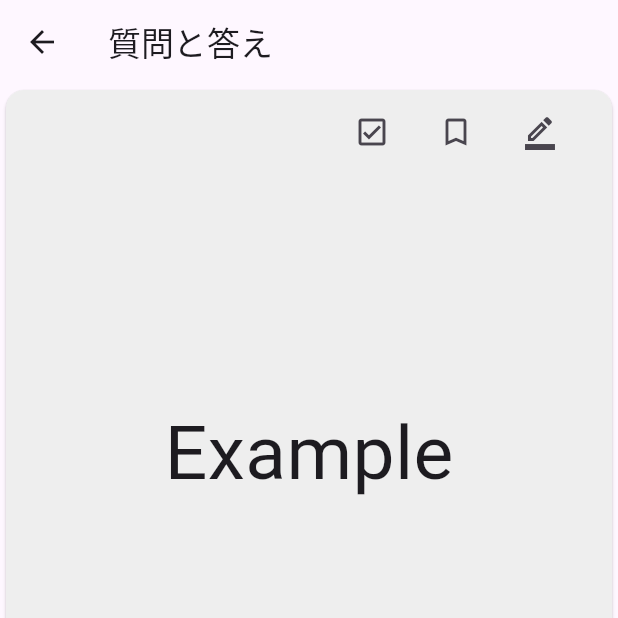
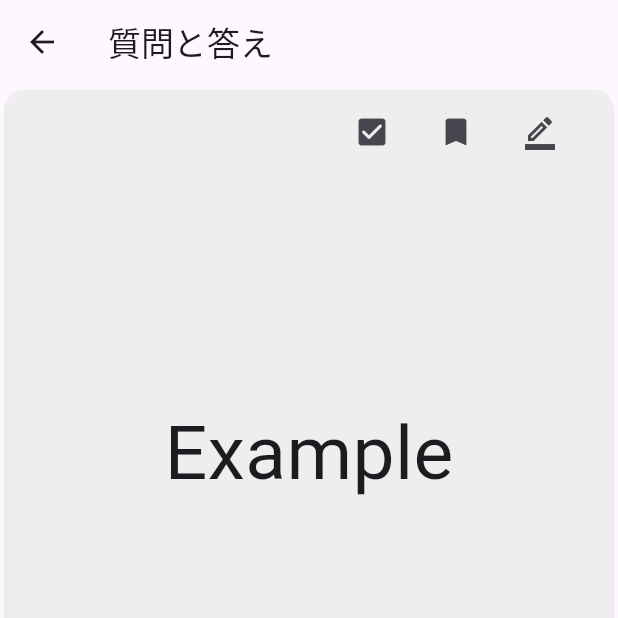
Before and after one commit to yudai-kdix/trackjobHackathon, a Flutter app: the QuestionListView screen opened by its route, after a tap on the "check box" icon, after a tap on the "bookmark outline" icon, after a tap on "Example", on a phone screen of 412 x 824 dp, the top half of it. Run offline on Flutter 3.47's test engine with Material 3 defaults, Android fonts, the phone set to English and light mode, and no system bars; our stand-ins replace sqflite; accounts and stored records are empty.

Commit message:
答えの画面

```diff
--- a/lib/views/question_list_view.dart
+++ b/lib/views/question_list_view.dart
@@ -1,5 +1,6 @@
 import 'package:flutter/material.dart';
 import 'package:trackjob2024/models/word.dart';
+import 'package:trackjob2024/views/word_answer_view.dart';
 
 class QuestionListView extends StatefulWidget {
   const QuestionListView({Key? key}) : super(key: key);
@@ -27,6 +28,7 @@ class _QuestionListViewState extends State<QuestionListView> {
         itemCount: words.length,
         itemBuilder: (context, index) {
           Word word = words[index];
+          List<String> W = [word.term, word.definition];
           return Card(
             color: Colors.grey[200],
             child: ListTile(
@@ -65,14 +67,15 @@ class _QuestionListViewState extends State<QuestionListView> {
               ),
               onTap: () =>
                 //Navigator.pushNamed(context, '/detail', arguments: word),
-                Navigator.pushNamed(context, '/word_answer'),
+                Navigator.push(context, MaterialPageRoute(builder: (context) => WordAnswerView(checkList: List.of(W), flag1: word.judge1, flag2: word.judge2)),
+              ),
             ),
           );
         },
       ),
       floatingActionButton: FloatingActionButton(
         child: const Icon(Icons.add),
-        onPressed: () => Navigator.pushNamed(context, '/addWord'),
+        onPressed: () => Navigator.pushNamed(context, '/word_add'),
       ),
     );
   }
--- a/lib/views/word_answer_view.dart
+++ b/lib/views/word_answer_view.dart
@@ -3,17 +3,29 @@ import 'package:flutter/widgets.dart';
 import 'package:trackjob2024/models/word.dart';
 
 class WordAnswerView extends StatefulWidget {
-  const WordAnswerView({Key? key}) : super(key: key);
+  final List<String> checkList;
+  final bool flag1;
+  final bool flag2;
+  const WordAnswerView({Key? key, required this.checkList, required this.flag1, required this.flag2}) : super(key: key);
 
   @override
   _WordAnswerViewState createState() => _WordAnswerViewState();
 }
 
 class _WordAnswerViewState extends State<WordAnswerView> {
-  Word word = Word(term: 'Example', definition: 'これは例です', tags: ['Tag1', 'Tag2'], judge1: true, judge2: true);
+  late List<String> W;
+  late bool f1;
+  late bool f2;
+  //Word word = Word(term: 'Example', definition: 'これは例です', tags: ['Tag1', 'Tag2'], judge1: true, judge2: true);
   bool ansORques = true;
 
   @override
+  void initState() {
+    super.initState();
+    W = widget.checkList;
+    f1 = widget.flag1;
+    f2 = widget.flag2;
+  }
   Widget build(BuildContext context) {
     return Scaffold(
       appBar: AppBar(
@@ -36,24 +48,24 @@ class _WordAnswerViewState extends State<WordAnswerView> {
                     trailing: Wrap(
                       spacing: 8, // アイコンの間の幅を調整
                       children: [
-                        IconButton(
+                       IconButton(
                           icon: Icon(
-                            word.judge1 ? Icons.check_box_outlined : Icons.check_box_rounded,
+                            f1 ? Icons.check_box_outlined : Icons.check_box_rounded,
                             ),
                           onPressed: () {
                             setState(() {
-                              word.judge1 = !word.judge1;
+                              f1 = !f1;
                             });
                           },
                         ),
                         IconButton(
                           icon: Icon(
-                            word.judge2 ? Icons.bookmark_outline_outlined : Icons.bookmark_outlined,
+                            f2 ? Icons.bookmark_outline_outlined : Icons.bookmark_outlined,
                             ),
                           onPressed: () {
                             setState(() {
-                              word.judge2 = !word.judge2;
-                            });
+                              f2 = !f2;
+                           });
                           },
                         ),
                         IconButton(
@@ -73,7 +85,7 @@ class _WordAnswerViewState extends State<WordAnswerView> {
                 ),
                 Align(
                   alignment: Alignment.center,
-                  child: ansORques ? Text(style: TextStyle(fontSize: 50),word.term) : Text(style: TextStyle(fontSize: 50),word.definition),
+                  child: ansORques ? Text(style: TextStyle(fontSize: 50),W[0]) : Text(style: TextStyle(fontSize: 50),W[1]),
                 ),
               ],
             ),
@@ -82,7 +94,7 @@ class _WordAnswerViewState extends State<WordAnswerView> {
       ),
       floatingActionButton: FloatingActionButton(
         child: const Icon(Icons.add),
-        onPressed: () => Navigator.pushNamed(context, '/addWord'),
+        onPressed: () => Navigator.pushNamed(context, '/word_add'),
       ),
     );
   }
```
Also changed, not shown: lib/main.dart (+4 -10 lines).
